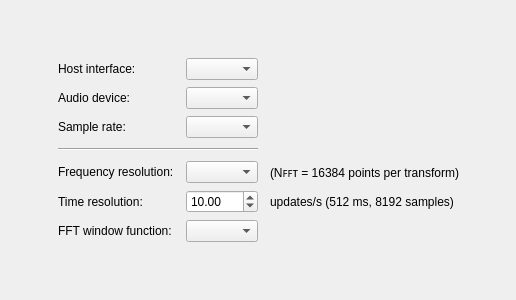
clo-yunhee/spectrogram, file src/windows/ui/settings.ui: the form before one commit.
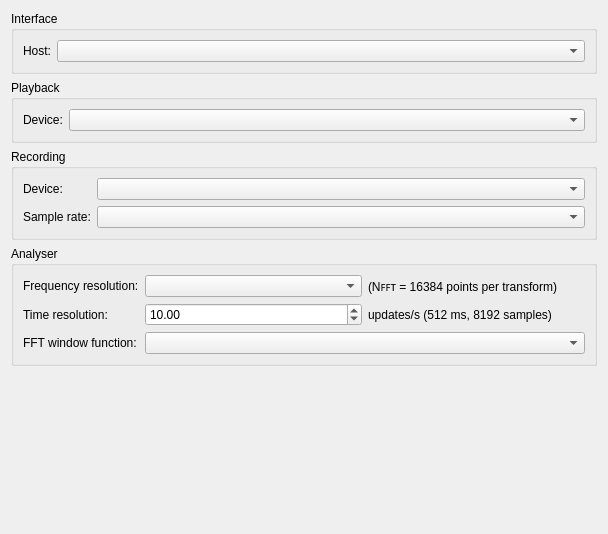
The form after the commit.

The edit to the form file:
```diff
--- a/src/windows/ui/settings.ui
+++ b/src/windows/ui/settings.ui
@@ -13,8 +13,8 @@
    <rect>
     <x>0</x>
     <y>0</y>
-    <width>516</width>
-    <height>300</height>
+    <width>608</width>
+    <height>534</height>
    </rect>
   </property>
   <property name="sizePolicy">
@@ -32,92 +32,83 @@
   <property name="windowOpacity">
    <double>1.000000000000000</double>
   </property>
-  <layout class="QVBoxLayout" name="verticalLayout">
-   <property name="spacing">
-    <number>0</number>
-   </property>
-   <property name="leftMargin">
-    <number>11</number>
-   </property>
-   <property name="topMargin">
-    <number>11</number>
-   </property>
-   <item>
-    <spacer name="verticalSpacerTop">
-     <property name="orientation">
-      <enum>Qt::Vertical</enum>
-     </property>
-     <property name="sizeType">
-      <enum>QSizePolicy::MinimumExpanding</enum>
-     </property>
-     <property name="sizeHint" stdset="0">
-      <size>
-       <width>10</width>
-       <height>20</height>
-      </size>
-     </property>
-    </spacer>
-   </item>
-   <item>
     <layout class="QHBoxLayout" name="horizontalLayout">
-     <property name="spacing">
-      <number>0</number>
-     </property>
      <item>
-      <spacer name="horizontalSpacerLeft">
-       <property name="orientation">
-        <enum>Qt::Horizontal</enum>
-       </property>
-       <property name="sizeType">
-        <enum>QSizePolicy::MinimumExpanding</enum>
-       </property>
-       <property name="sizeHint" stdset="0">
-        <size>
-         <width>20</width>
-         <height>10</height>
-        </size>
-       </property>
-      </spacer>
-     </item>
-     <item>
-      <layout class="QGridLayout" name="gridLayout" rowstretch="0,0,0,0,0,0,0" columnstretch="0,1,0" rowminimumheight="0,0,0,9,0,0,0">
+    <layout class="QVBoxLayout" name="verticalLayout">
+     <property name="sizeConstraint">
+      <enum>QLayout::SetDefaultConstraint</enum>
+     </property>
        <property name="leftMargin">
         <number>0</number>
        </property>
-       <property name="rightMargin">
-        <number>0</number>
+     <item>
+      <widget class="QGroupBox" name="interfaceGroupBox">
+       <property name="title">
+        <string>Interface</string>
        </property>
-       <property name="horizontalSpacing">
-        <number>12</number>
-       </property>
-       <property name="verticalSpacing">
-        <number>7</number>
-       </property>
+       <layout class="QFormLayout" name="formLayout">
        <item row="0" column="0">
         <widget class="QLabel" name="hostInterfaceLabel">
          <property name="text">
-          <string>Host interface:</string>
+           <string>Host:</string>
          </property>
         </widget>
        </item>
        <item row="0" column="1">
         <widget class="QComboBox" name="hostInterfaceComboBox"/>
        </item>
-       <item row="1" column="0">
-        <widget class="QLabel" name="audioDeviceLabel">
+       </layout>
+      </widget>
+     </item>
+     <item>
+      <widget class="QGroupBox" name="playbackGroupBox">
+       <property name="title">
+        <string>Playback</string>
+       </property>
+       <layout class="QFormLayout" name="formLayout_3">
+        <item row="0" column="0">
+         <widget class="QLabel" name="playbackDeviceLabel">
+          <property name="text">
+           <string>Device:</string>
+          </property>
+         </widget>
+        </item>
+        <item row="0" column="1">
+         <widget class="QComboBox" name="playbackDeviceComboBox"/>
+        </item>
+       </layout>
+      </widget>
+     </item>
+     <item>
+      <widget class="QGroupBox" name="recordingGroupBox">
          <property name="sizePolicy">
           <sizepolicy hsizetype="Preferred" vsizetype="Preferred">
            <horstretch>0</horstretch>
            <verstretch>0</verstretch>
           </sizepolicy>
          </property>
+       <property name="title">
+        <string>Recording</string>
+       </property>
+       <property name="flat">
+        <bool>false</bool>
+       </property>
+       <layout class="QFormLayout" name="recordingDeviceFormLayout">
+        <item row="0" column="0">
+         <widget class="QLabel" name="recordingDeviceLabel">
+          <property name="sizePolicy">
+           <sizepolicy hsizetype="Preferred" vsizetype="Preferred">
+            <horstretch>0</horstretch>
+            <verstretch>0</verstretch>
+           </sizepolicy>
+          </property>
          <property name="text">
-          <string>Audio device:</string>
+           <string>Device:</string>
          </property>
         </widget>
        </item>
-       <item row="1" column="1">
-        <widget class="QComboBox" name="audioDeviceComboBox">
+        <item row="0" column="1">
+         <widget class="QComboBox" name="recordingDeviceComboBox">
          <property name="sizePolicy">
           <sizepolicy hsizetype="Minimum" vsizetype="Preferred">
            <horstretch>0</horstretch>
@@ -126,7 +117,7 @@
          </property>
         </widget>
        </item>
-       <item row="2" column="0">
+        <item row="1" column="0">
         <widget class="QLabel" name="sampleRateLabel">
          <property name="sizePolicy">
           <sizepolicy hsizetype="Preferred" vsizetype="Preferred">
@@ -139,7 +130,7 @@
          </property>
         </widget>
        </item>
-       <item row="2" column="1">
+        <item row="1" column="1">
         <widget class="QComboBox" name="sampleRateComboBox">
          <property name="sizePolicy">
           <sizepolicy hsizetype="Minimum" vsizetype="Preferred">
@@ -149,27 +140,25 @@
          </property>
         </widget>
        </item>
-       <item row="3" column="0" colspan="2">
-        <widget class="Line" name="separator">
-         <property name="sizePolicy">
-          <sizepolicy hsizetype="Minimum" vsizetype="Fixed">
-           <horstretch>0</horstretch>
-           <verstretch>0</verstretch>
-          </sizepolicy>
-         </property>
-         <property name="orientation">
-          <enum>Qt::Horizontal</enum>
-         </property>
-        </widget>
-       </item>
-       <item row="4" column="0">
+       </layout>
+      </widget>
+     </item>
+     <item>
+      <widget class="QGroupBox" name="analyserGroupBox">
+       <property name="title">
+        <string>Analyser</string>
+       </property>
+       <layout class="QFormLayout" name="formLayout_4">
+        <item row="0" column="0">
         <widget class="QLabel" name="freqResLabel">
          <property name="text">
           <string>Frequency resolution:</string>
          </property>
         </widget>
        </item>
-       <item row="4" column="1">
+        <item row="0" column="1">
+         <layout class="QHBoxLayout" name="horizontalLayout_2">
+          <item>
         <widget class="QComboBox" name="freqResComboBox">
          <property name="sizePolicy">
           <sizepolicy hsizetype="Minimum" vsizetype="Preferred">
@@ -179,21 +168,25 @@
          </property>
         </widget>
        </item>
-       <item row="4" column="2">
+          <item>
         <widget class="QLabel" name="freqResSuffixLabel">
          <property name="text">
           <string>(Nꜰꜰᴛ = 16384 points per transform)</string>
          </property>
         </widget>
        </item>
-       <item row="5" column="0">
+         </layout>
+        </item>
+        <item row="1" column="0">
         <widget class="QLabel" name="timeResLabel">
          <property name="text">
           <string>Time resolution:</string>
          </property>
         </widget>
        </item>
-       <item row="5" column="1">
+        <item row="1" column="1">
+         <layout class="QHBoxLayout" name="horizontalLayout_4">
+          <item>
         <widget class="QDoubleSpinBox" name="timeResSpinBox">
          <property name="sizePolicy">
           <sizepolicy hsizetype="Minimum" vsizetype="Preferred">
@@ -215,21 +208,23 @@
          </property>
         </widget>
        </item>
-       <item row="5" column="2">
+          <item>
         <widget class="QLabel" name="timeResSuffixLabel">
          <property name="text">
           <string>updates/s (512 ms, 8192 samples)</string>
          </property>
         </widget>
        </item>
-       <item row="6" column="0">
+         </layout>
+        </item>
+        <item row="2" column="0">
         <widget class="QLabel" name="windowLabel">
          <property name="text">
           <string>FFT window function:</string>
          </property>
         </widget>
        </item>
-       <item row="6" column="1">
+        <item row="2" column="1">
         <widget class="QComboBox" name="windowComboBox">
          <property name="sizePolicy">
           <sizepolicy hsizetype="Minimum" vsizetype="Preferred">
@@ -240,41 +235,23 @@
         </widget>
        </item>
       </layout>
+      </widget>
      </item>
      <item>
-      <spacer name="horizontalSpacerRight">
+      <spacer name="verticalSpacer">
        <property name="orientation">
-        <enum>Qt::Horizontal</enum>
-       </property>
-       <property name="sizeType">
-        <enum>QSizePolicy::MinimumExpanding</enum>
+        <enum>Qt::Vertical</enum>
        </property>
        <property name="sizeHint" stdset="0">
         <size>
          <width>20</width>
-         <height>10</height>
+         <height>40</height>
         </size>
        </property>
       </spacer>
      </item>
     </layout>
    </item>
-   <item>
-    <spacer name="verticalSpacerBottom">
-     <property name="orientation">
-      <enum>Qt::Vertical</enum>
-     </property>
-     <property name="sizeType">
-      <enum>QSizePolicy::MinimumExpanding</enum>
-     </property>
-     <property name="sizeHint" stdset="0">
-      <size>
-       <width>10</width>
-       <height>20</height>
-      </size>
-     </property>
-    </spacer>
-   </item>
   </layout>
  </widget>
  <resources/>
```
Lines whose indentation alone changed are shown as unchanged.
